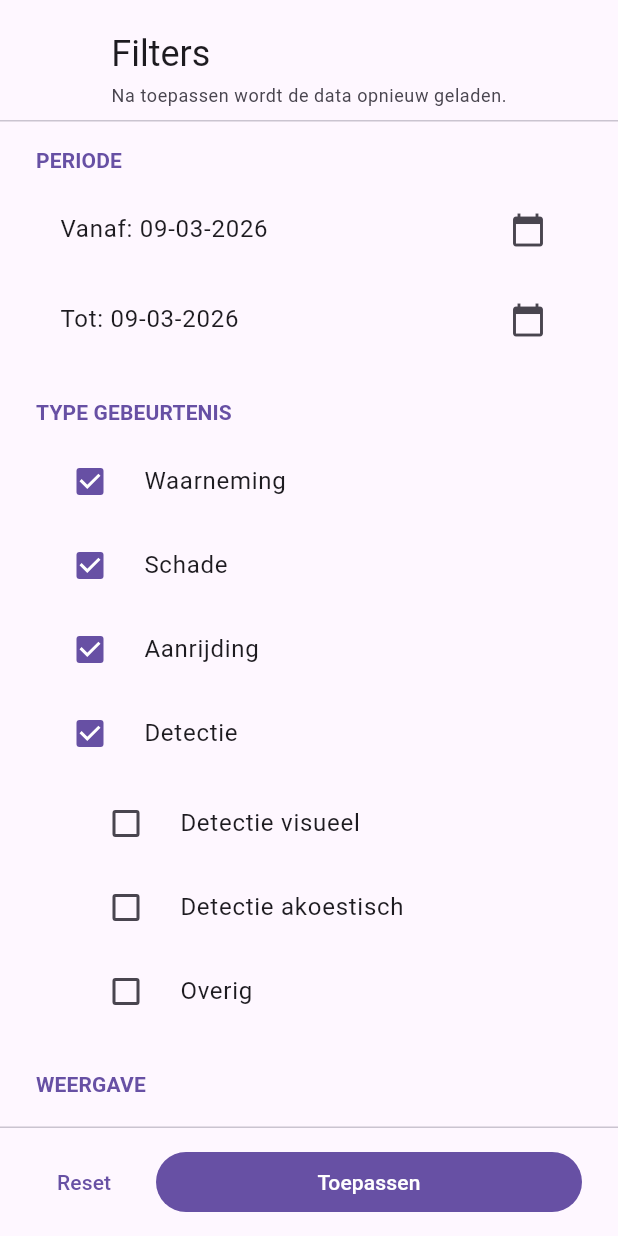
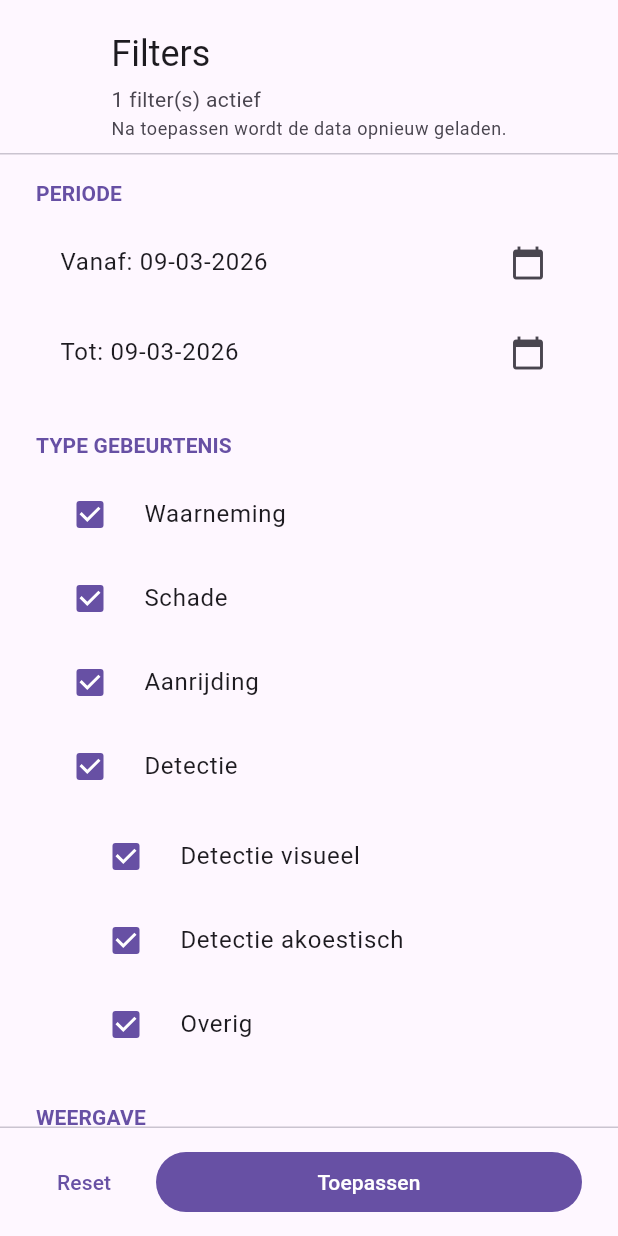
Before and after one commit to WildLife-NL/wildmanager, a Flutter app: the FilterContent widget shown alone on an empty page, opened directly with empty values, on a phone screen of 412 x 824 dp. Run offline on Flutter 3.47's test engine with Material 3 defaults, Android fonts, the phone set to English and light mode, and no system bars; our stand-ins replace flutter_dotenv, flutter_map, latlong2, package_info_plus, shared_preferences; missing offline and left inert: wildlifenl_animal_components, wildlifenl_assets, wildlifenl_detection_components, wildlifenl_interaction_components, wildlifenl_login_components, wildlifenl_map_logic_components and 1 more; accounts and stored records are empty; network calls fail.

Commit message:
#31
Show a concise active-filter summary in the filter panel and update the filter button tooltip to include the active count (or "alles aan" when zero). Also set detection subtype defaults (detectieVisueel/Akoestisch/Overig) to true so all detection types are enabled by default. These changes improve UX by making filter state visible and enabling detection filters by default.

```diff
--- a/wildmanager/lib/screens/map/filter_content.dart
+++ b/wildmanager/lib/screens/map/filter_content.dart
@@ -70,6 +70,20 @@ class _FilterContentState extends State<FilterContent> {
             children: [
               Text('Filters', style: theme.textTheme.headlineSmall),
               const SizedBox(height: 4),
+              Text(
+                _draft.activeFilterCount == 0
+                    ? 'Alles aan'
+                    : '${_draft.activeFilterCount} filter(s) actief',
+                style: theme.textTheme.bodyMedium?.copyWith(
+                  color: _draft.activeFilterCount == 0
+                      ? colorScheme.primary
+                      : colorScheme.onSurfaceVariant,
+                  fontWeight: _draft.activeFilterCount == 0
+                      ? FontWeight.w600
+                      : null,
+                ),
+              ),
+              const SizedBox(height: 2),
               Text(
                 'Na toepassen wordt de data opnieuw geladen.',
                 style: theme.textTheme.bodySmall?.copyWith(
--- a/wildmanager/lib/screens/map_screen.dart
+++ b/wildmanager/lib/screens/map_screen.dart
@@ -1135,13 +1135,16 @@ class _MapScreenState extends State<MapScreen> {
                   Consumer<MapFilterNotifier>(
                     builder: (context, notifier, _) {
                       final count = notifier.state.activeFilterCount;
+                      final tooltip = count > 0
+                          ? 'Filters ($count actief)'
+                          : 'Filters (alles aan)';
                       return Badge(
                         isLabelVisible: count > 0,
                         label: Text('$count'),
                         child: IconButton.filled(
                           onPressed: () => _filterPanelController.toggle(),
                           icon: const Icon(Icons.filter_list),
-                          tooltip: 'Filters',
+                          tooltip: tooltip,
                         ),
                       );
                     },
--- a/wildmanager/lib/state/filter_state.dart
+++ b/wildmanager/lib/state/filter_state.dart
@@ -10,9 +10,9 @@ class FilterState {
     this.schade = true,
     this.aanrijding = true,
     this.detectie = true,
-    this.detectieVisueel = false,
-    this.detectieAkoestisch = false,
-    this.detectieOverig = false,
+    this.detectieVisueel = true,
+    this.detectieAkoestisch = true,
+    this.detectieOverig = true,
     this.showAnimals = true,
     this.showHeatmap = true,
     this.showLivingLab = true,
```
